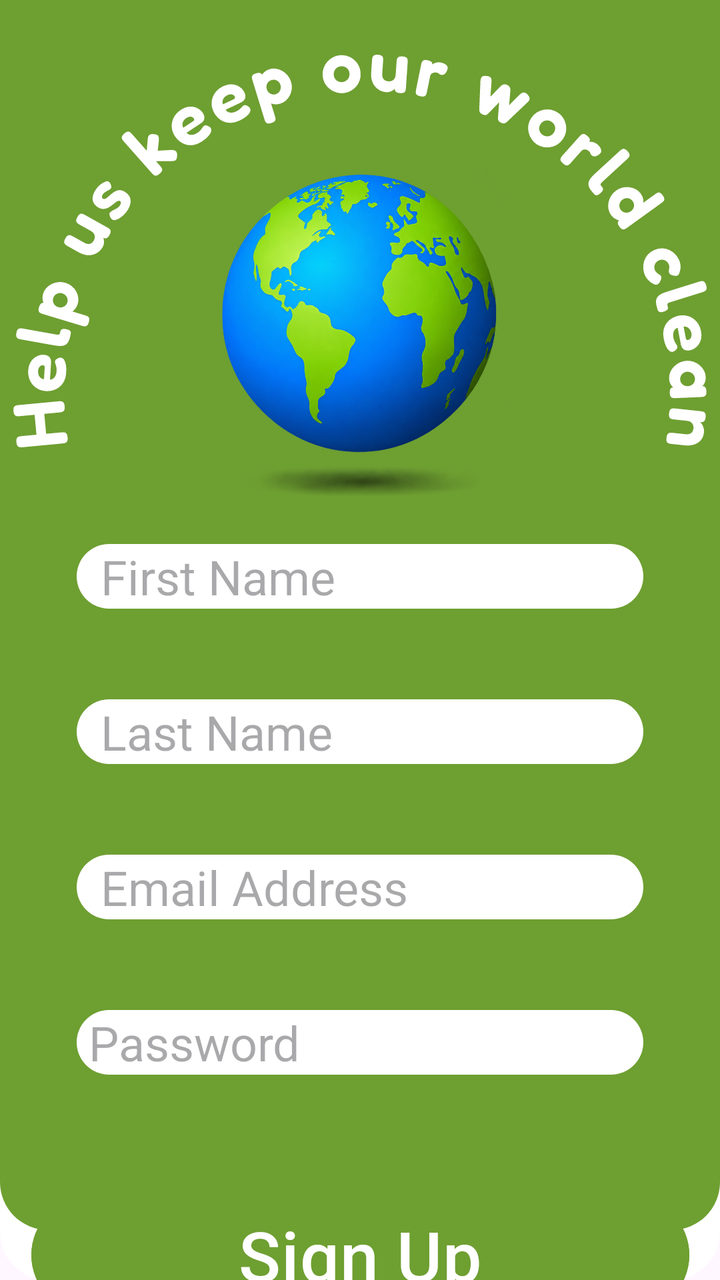
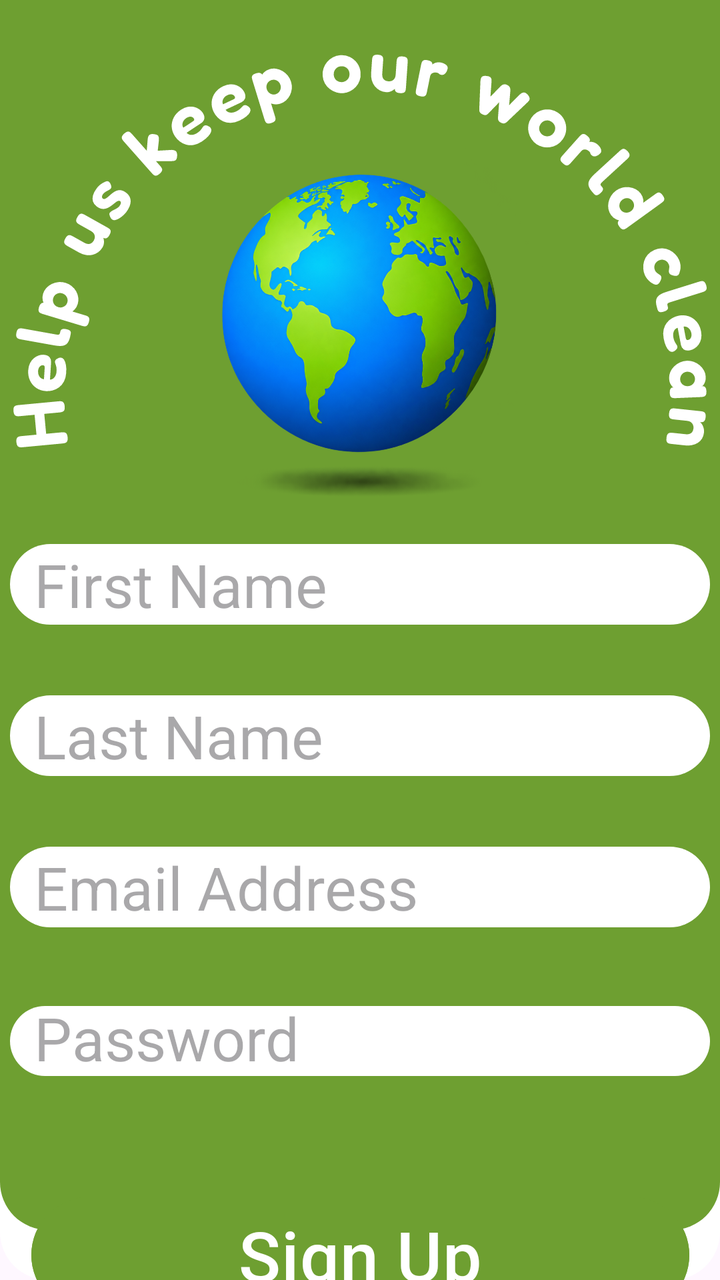

Two renders of the same Android screen: before a commit and after it. Below are the layout's source before the change and the commit's diff.
<!-- AndroidManifest.xml: application theme Theme.MyApplication -->
<!-- res/layout/activity_register.xml -->
<?xml version="1.0" encoding="utf-8"?>
<androidx.constraintlayout.widget.ConstraintLayout xmlns:android="http://schemas.android.com/apk/res/android"
    xmlns:app="http://schemas.android.com/apk/res-auto"
    xmlns:tools="http://schemas.android.com/tools"
    android:id="@+id/main"
    android:background="@drawable/rounded_bg"
    android:layout_width="match_parent"
    android:layout_height="match_parent"
    tools:context=".RegisterActivity">

    <View
        android:id="@+id/GreenBackground"
        android:layout_width="0dp"
        android:layout_height="615dp"
        android:background="@drawable/rounded_bg_green"
        app:layout_constraintBottom_toBottomOf="parent"
        app:layout_constraintEnd_toEndOf="parent"
        app:layout_constraintHorizontal_bias="0.0"
        app:layout_constraintStart_toStartOf="parent"
        app:layout_constraintTop_toTopOf="parent"
        app:layout_constraintVertical_bias="0.0" />

    <ImageView
        android:id="@+id/imageView"
        android:layout_width="0dp"
        android:layout_height="wrap_content"
        app:tint="@color/white"
        app:layout_constraintBottom_toBottomOf="@+id/recycleIcon"
        app:layout_constraintEnd_toEndOf="parent"
        app:layout_constraintStart_toStartOf="parent"
        app:layout_constraintTop_toTopOf="@+id/GreenBackground"
        app:layout_constraintVertical_bias="0.0"
        app:srcCompat="@drawable/help_us_keep_our_world_clean" />

    <ImageView
        android:id="@+id/recycleIcon"
        android:layout_width="218dp"
        android:layout_height="213dp"
        app:layout_constraintBottom_toBottomOf="parent"
        app:layout_constraintEnd_toEndOf="parent"
        app:layout_constraintHorizontal_bias="0.497"
        app:layout_constraintStart_toStartOf="parent"
        app:layout_constraintTop_toTopOf="parent"
        app:layout_constraintVertical_bias="0.138"
        app:srcCompat="@drawable/globe" />

    <EditText
        android:id="@+id/firstName"
        android:layout_width="wrap_content"
        android:layout_height="wrap_content"
        android:background="@drawable/rounded_bg"
        android:ems="10"
        android:hint="  First Name"
        android:inputType="text"
        android:textSize="24sp"
        app:layout_constraintBottom_toBottomOf="@+id/GreenBackground"
        app:layout_constraintEnd_toEndOf="parent"
        app:layout_constraintStart_toStartOf="parent"
        app:layout_constraintTop_toBottomOf="@+id/recycleIcon"
        app:layout_constraintVertical_bias="0.0" />

    <EditText
        android:id="@+id/lastName"
        android:layout_width="wrap_content"
        android:layout_height="wrap_content"
        android:background="@drawable/rounded_bg"
        android:ems="10"
        android:hint="  Last Name"
        android:inputType="text"
        android:textSize="24sp"
        app:layout_constraintBottom_toBottomOf="@+id/GreenBackground"
        app:layout_constraintEnd_toEndOf="parent"
        app:layout_constraintStart_toStartOf="parent"
        app:layout_constraintTop_toBottomOf="@+id/recycleIcon"
        app:layout_constraintVertical_bias="0.25" />

    <EditText
        android:id="@+id/editTextTextEmailAddress"
        android:layout_width="wrap_content"
        android:layout_height="wrap_content"
        android:background="@drawable/rounded_bg"
        android:ems="10"
        android:hint="  Email Address"
        android:inputType="textEmailAddress"
        android:textSize="24sp"
        app:layout_constraintBottom_toBottomOf="@+id/GreenBackground"
        app:layout_constraintEnd_toEndOf="parent"
        app:layout_constraintStart_toStartOf="parent"
        app:layout_constraintTop_toBottomOf="@+id/recycleIcon"
        app:layout_constraintVertical_bias="0.5" />

    <EditText
        android:id="@+id/editTextNumberPassword"
        android:layout_width="wrap_content"
        android:layout_height="wrap_content"
        android:background="@drawable/rounded_bg"
        android:ems="10"
        android:hint=" Password"
        android:inputType="numberPassword"
        android:textSize="24sp"
        app:layout_constraintBottom_toBottomOf="@+id/GreenBackground"
        app:layout_constraintEnd_toEndOf="parent"
        app:layout_constraintStart_toStartOf="parent"
        app:layout_constraintTop_toBottomOf="@+id/recycleIcon"
        app:layout_constraintVertical_bias="0.75" />

    <Button
        android:id="@+id/signUp"
        android:layout_width="329dp"
        android:layout_height="wrap_content"
        android:backgroundTint="@color/BackGroundGreen"
        android:text="Sign Up"
        android:textSize="34.8sp"
        app:layout_constraintBottom_toBottomOf="parent"
        app:layout_constraintEnd_toEndOf="parent"
        app:layout_constraintStart_toStartOf="parent"
        app:layout_constraintTop_toBottomOf="@+id/GreenBackground" />

</androidx.constraintlayout.widget.ConstraintLayout>
<!-- resources referenced by this layout -->
<resources>
  <color name="BackGroundGreen">#6E9F31</color>
  <color name="white">#FFFFFFFF</color>
  <!-- drawable globe: png bitmap (drawable, 728466 bytes) -->
  <!-- drawable help_us_keep_our_world_clean: vector/xml drawable (drawable, 20285 chars, omitted) -->
  <!-- drawable rounded_bg (drawable) -->
  <?xml version="1.0" encoding="utf-8"?>
  <shape xmlns:android="http://schemas.android.com/apk/res/android"
      android:shape="rectangle">
  
      <solid android:color="@color/white" />
  
      <corners android:radius="24dp" />
  
  </shape>
  <!-- drawable rounded_bg_green (drawable) -->
  <?xml version="1.0" encoding="utf-8"?>
  <shape xmlns:android="http://schemas.android.com/apk/res/android"
      android:shape="rectangle">
  
      <solid android:color="@color/BackGroundGreen" />
  
      <corners android:bottomLeftRadius="24dp"
              android:bottomRightRadius="24dp" />
  
  </shape>
  <style name="Theme.MyApplication" parent="Theme.MaterialComponents.DayNight.NoActionBar" />
</resources>

<!-- the commit's change to res/layout/activity_register.xml (unified diff, before → after) -->
@@ -50,9 +50,11 @@
         android:layout_height="wrap_content"
         android:background="@drawable/rounded_bg"
         android:ems="10"
-        android:hint="  First Name"
+        android:hint="First Name"
         android:inputType="text"
-        android:textSize="24sp"
+        android:paddingStart="12dp"
+        android:paddingEnd="12dp"
+        android:textSize="30sp"
         app:layout_constraintBottom_toBottomOf="@+id/GreenBackground"
         app:layout_constraintEnd_toEndOf="parent"
         app:layout_constraintStart_toStartOf="parent"
@@ -65,9 +67,11 @@
         android:layout_height="wrap_content"
         android:background="@drawable/rounded_bg"
         android:ems="10"
-        android:hint="  Last Name"
+        android:hint="Last Name"
         android:inputType="text"
-        android:textSize="24sp"
+        android:paddingStart="12dp"
+        android:paddingEnd="12dp"
+        android:textSize="30sp"
         app:layout_constraintBottom_toBottomOf="@+id/GreenBackground"
         app:layout_constraintEnd_toEndOf="parent"
         app:layout_constraintStart_toStartOf="parent"
@@ -80,9 +84,11 @@
         android:layout_height="wrap_content"
         android:background="@drawable/rounded_bg"
         android:ems="10"
-        android:hint="  Email Address"
+        android:hint="Email Address"
         android:inputType="textEmailAddress"
-        android:textSize="24sp"
+        android:paddingStart="12dp"
+        android:paddingEnd="12dp"
+        android:textSize="30sp"
         app:layout_constraintBottom_toBottomOf="@+id/GreenBackground"
         app:layout_constraintEnd_toEndOf="parent"
         app:layout_constraintStart_toStartOf="parent"
@@ -95,9 +101,12 @@
         android:layout_height="wrap_content"
         android:background="@drawable/rounded_bg"
         android:ems="10"
-        android:hint=" Password"
+        android:hint="Password"
+        android:includeFontPadding="false"
         android:inputType="numberPassword"
-        android:textSize="24sp"
+        android:paddingStart="12dp"
+        android:paddingEnd="12dp"
+        android:textSize="30sp"
         app:layout_constraintBottom_toBottomOf="@+id/GreenBackground"
         app:layout_constraintEnd_toEndOf="parent"
         app:layout_constraintStart_toStartOf="parent"
